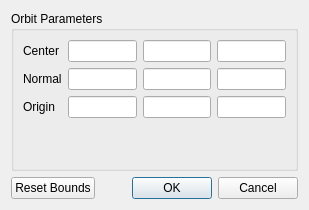
This is Qt/Components/Resources/UI/pqOrbitCreatorDialog.ui in Kitware/ParaView as Qt 5 draws it before an edit. The edited form follows.
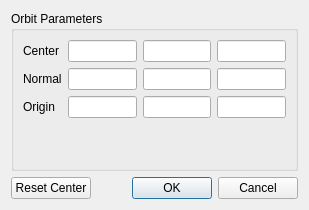
This is the edited form. Custom widgets are drawn as their Qt base class.

```diff
--- a/Qt/Components/Resources/UI/pqOrbitCreatorDialog.ui
+++ b/Qt/Components/Resources/UI/pqOrbitCreatorDialog.ui
@@ -89,7 +89,7 @@
      <item>
       <widget class="QPushButton" name="resetBounds">
        <property name="text">
-        <string>Reset Bounds</string>
+        <string>Reset Center</string>
        </property>
       </widget>
      </item>
```
Left out of the diff: 2 changed lines with no effect on the pictures.
